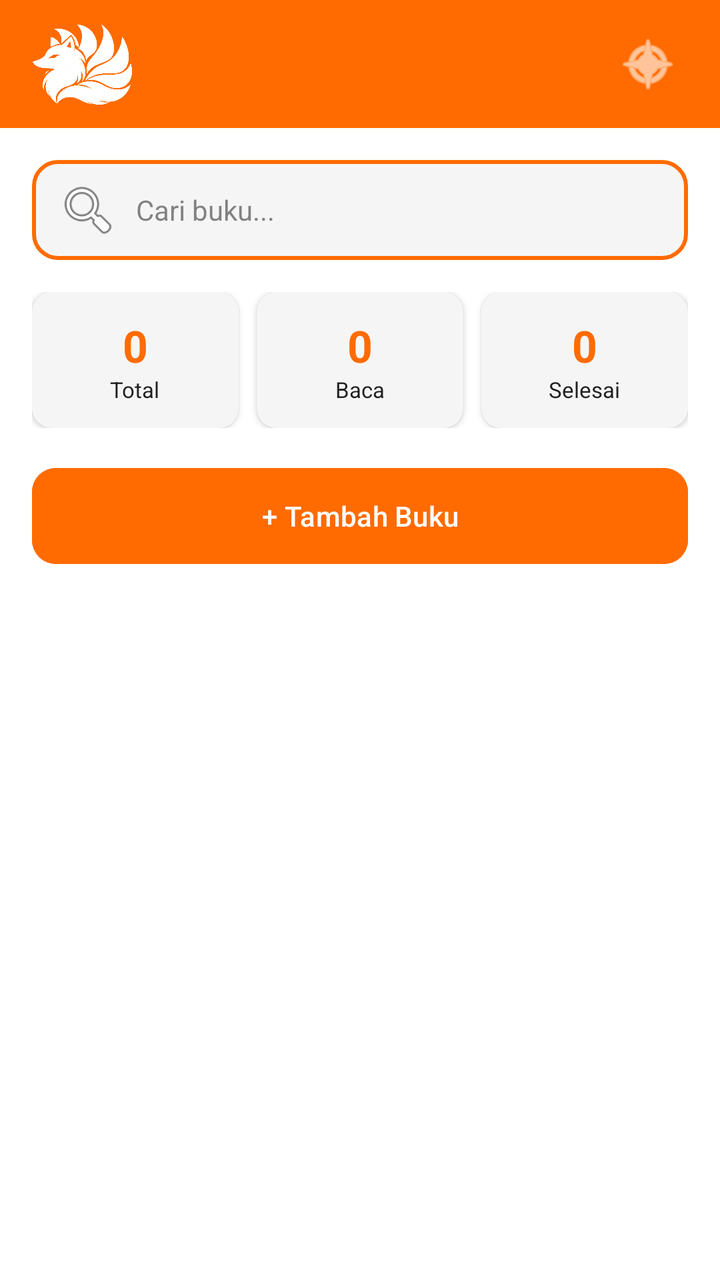
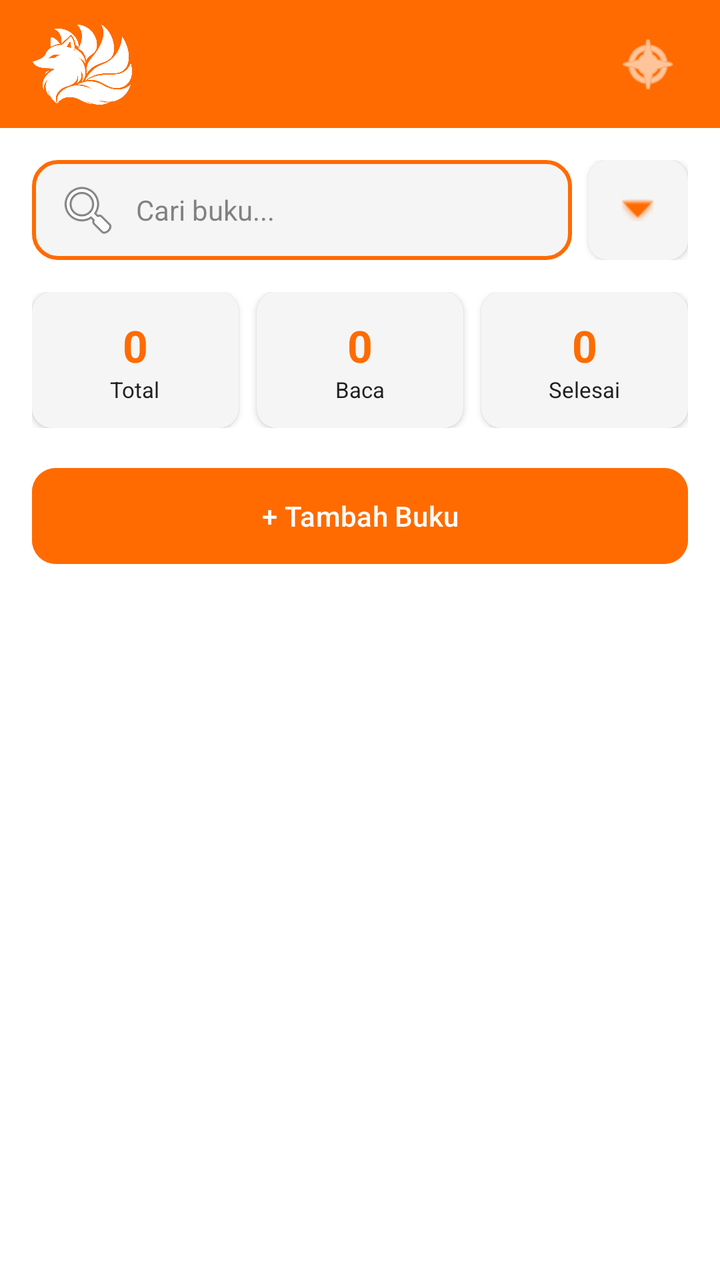

Before-and-after screenshots of an Android layout around one commit, followed by the original layout XML and the change that was made.
<!-- AndroidManifest.xml: application theme Theme.RABU -->
<!-- res/layout/activity_main.xml -->
<?xml version="1.0" encoding="utf-8"?>
<androidx.coordinatorlayout.widget.CoordinatorLayout
    xmlns:android="http://schemas.android.com/apk/res/android"
    xmlns:app="http://schemas.android.com/apk/res-auto"
    android:layout_width="match_parent"
    android:layout_height="match_parent"
    android:background="@color/app_background"
    android:fitsSystemWindows="true">

    
    <com.google.android.material.appbar.AppBarLayout
        android:layout_width="match_parent"
        android:layout_height="wrap_content"
        android:background="@color/primary_orange"
        app:elevation="0dp">

        <RelativeLayout
            android:layout_width="match_parent"
            android:layout_height="64dp"
            android:paddingHorizontal="16dp">

            
            <ImageView
                android:id="@+id/ivMainLogo"
                android:layout_width="51dp"
                android:layout_height="48dp"
                android:layout_alignParentStart="true"
                android:layout_centerVertical="true"
                android:contentDescription="Logo"
                android:src="@drawable/img_fox_line"
                app:tint="@color/white" />

            
            <ImageButton
                android:id="@+id/btnSettings"
                android:layout_width="40dp"
                android:layout_height="40dp"
                android:background="?attr/selectableItemBackgroundBorderless"
                android:src="@android:drawable/ic_menu_compass"
                android:layout_alignParentEnd="true"
                android:layout_centerVertical="true"
                app:tint="#FFFFFF"
                android:contentDescription="Settings" />

        </RelativeLayout>

    </com.google.android.material.appbar.AppBarLayout>

    
    <androidx.core.widget.NestedScrollView
        android:layout_width="match_parent"
        android:layout_height="match_parent"
        app:layout_behavior="@string/appbar_scrolling_view_behavior">

        <LinearLayout
            android:layout_width="match_parent"
            android:layout_height="wrap_content"
            android:orientation="vertical"
            android:paddingBottom="80dp">

            
            <EditText
                android:id="@+id/etSearch"
                android:layout_width="match_parent"
                android:layout_height="50dp"
                android:layout_margin="16dp"
                android:background="@drawable/bg_search"
                android:drawableStart="@android:drawable/ic_menu_search"
                android:drawablePadding="8dp"
                android:hint="Cari buku..."
                android:paddingHorizontal="12dp"
                android:textColor="#333333"
                android:textColorHint="#99333333"
                android:textSize="14sp"
                android:maxLines="1"
                android:singleLine="true"
                android:gravity="center_vertical"/>

            
            <LinearLayout
                android:layout_width="match_parent"
                android:layout_height="wrap_content"
                android:layout_marginHorizontal="16dp"
                android:orientation="horizontal">

                <androidx.cardview.widget.CardView
                    android:layout_width="0dp"
                    android:layout_height="wrap_content"
                    android:layout_marginEnd="6dp"
                    android:layout_weight="1"
                    app:cardCornerRadius="10dp"
                    app:cardElevation="2dp"
                    app:cardBackgroundColor="@color/app_surface">
                    <LinearLayout android:layout_width="match_parent" android:layout_height="wrap_content" android:orientation="vertical" android:padding="12dp" android:gravity="center">
                        <TextView android:id="@+id/tvTotalBuku" android:layout_width="wrap_content" android:layout_height="wrap_content" android:text="0" android:textSize="22sp" android:textStyle="bold" android:textColor="@color/primary_orange" />
                        <TextView android:layout_width="wrap_content" android:layout_height="wrap_content" android:text="Total" android:textSize="11sp" android:textColor="@color/app_text_main" />
                    </LinearLayout>
                </androidx.cardview.widget.CardView>

                <androidx.cardview.widget.CardView
                    android:layout_width="0dp"
                    android:layout_height="wrap_content"
                    android:layout_marginHorizontal="3dp"
                    android:layout_weight="1"
                    app:cardCornerRadius="10dp"
                    app:cardElevation="2dp"
                    app:cardBackgroundColor="@color/app_surface">
                    <LinearLayout android:layout_width="match_parent" android:layout_height="wrap_content" android:orientation="vertical" android:padding="12dp" android:gravity="center">
                        <TextView android:id="@+id/tvSedangBaca" android:layout_width="wrap_content" android:layout_height="wrap_content" android:text="0" android:textSize="22sp" android:textStyle="bold" android:textColor="@color/primary_orange" />
                        <TextView android:layout_width="wrap_content" android:layout_height="wrap_content" android:text="Baca" android:textSize="11sp" android:textColor="@color/app_text_main" />
                    </LinearLayout>
                </androidx.cardview.widget.CardView>

                <androidx.cardview.widget.CardView
                    android:layout_width="0dp"
                    android:layout_height="wrap_content"
                    android:layout_marginStart="6dp"
                    android:layout_weight="1"
                    app:cardCornerRadius="10dp"
                    app:cardElevation="2dp"
                    app:cardBackgroundColor="@color/app_surface">
                    <LinearLayout android:layout_width="match_parent" android:layout_height="wrap_content" android:orientation="vertical" android:padding="12dp" android:gravity="center">
                        <TextView android:id="@+id/tvSelesai" android:layout_width="wrap_content" android:layout_height="wrap_content" android:text="0" android:textSize="22sp" android:textStyle="bold" android:textColor="@color/primary_orange" />
                        <TextView android:layout_width="wrap_content" android:layout_height="wrap_content" android:text="Selesai" android:textSize="11sp" android:textColor="@color/app_text_main" />
                    </LinearLayout>
                </androidx.cardview.widget.CardView>
            </LinearLayout>

            <Button
                android:id="@+id/btnTambah"
                android:layout_width="match_parent"
                android:layout_height="56dp"
                android:layout_margin="16dp"
                android:backgroundTint="@color/primary_orange"
                android:text="+ Tambah Buku"
                android:textColor="@android:color/white"
                android:textAllCaps="false"
                app:cornerRadius="12dp" />

            <androidx.recyclerview.widget.RecyclerView
                android:id="@+id/recyclerBuku"
                android:layout_width="match_parent"
                android:layout_height="wrap_content"
                android:nestedScrollingEnabled="false"
                android:paddingHorizontal="16dp"
                android:clipToPadding="false" />

        </LinearLayout>
    </androidx.core.widget.NestedScrollView>

</androidx.coordinatorlayout.widget.CoordinatorLayout>
<!-- resources referenced by this layout -->
<resources>
  <color name="app_background">#FFFFFF</color>
  <color name="app_surface">#F5F5F5</color>
  <color name="app_text_main">#212121</color>
  <color name="primary_orange">#FF6B00</color>
  <color name="white">#FFFFFF</color>
  <!-- drawable bg_search (drawable) -->
  <?xml version="1.0" encoding="utf-8"?>
  <shape xmlns:android="http://schemas.android.com/apk/res/android"
      android:shape="rectangle">
  
      
      <solid android:color="@color/app_surface"/>
  
      
      <stroke
          android:width="2dp"
          android:color="@color/primary_orange"/>
  
      
      <corners android:radius="12dp"/>
  
      
      <padding
          android:left="12dp"
          android:right="12dp"
          android:top="8dp"
          android:bottom="8dp"/>
  </shape>
  <!-- drawable img_fox_line: png bitmap (drawable, 303162 bytes) -->
  <style name="Theme.RABU" parent="Base.Theme.RABU" />
  <style name="Base.Theme.RABU" parent="Theme.Material3.DayNight.NoActionBar">
          
          <item name="colorPrimary">@color/primary_orange</item>
          <item name="colorPrimaryVariant">@color/primary_orange_dark</item>
          <item name="colorSecondary">@color/primary_orange_light</item>
  
          
          <item name="android:statusBarColor">@color/app_background</item>
          <item name="android:windowLightStatusBar">true</item>
  
          
          <item name="android:windowBackground">@color/app_background</item>
      </style>
  <color name="primary_orange_dark">#E65100</color>
  <color name="primary_orange_light">#FFB74D</color>
</resources>

<!-- the commit's change to res/layout/activity_main.xml (unified diff, before → after) -->
@@ -12,7 +12,10 @@
         android:layout_width="match_parent"
         android:layout_height="wrap_content"
         android:background="@color/primary_orange"
-        app:elevation="0dp">
+        app:elevation="0dp"
+        app:liftOnScroll="false"
+        app:liftOnScrollColor="@color/primary_orange"
+        android:stateListAnimator="@null">
 
         <RelativeLayout
             android:layout_width="match_parent"
@@ -59,22 +62,51 @@
             android:paddingBottom="80dp">
 
             
-            <EditText
-                android:id="@+id/etSearch"
+            <LinearLayout
                 android:layout_width="match_parent"
-                android:layout_height="50dp"
+                android:layout_height="wrap_content"
+                android:orientation="horizontal"
                 android:layout_margin="16dp"
-                android:background="@drawable/bg_search"
-                android:drawableStart="@android:drawable/ic_menu_search"
-                android:drawablePadding="8dp"
-                android:hint="Cari buku..."
-                android:paddingHorizontal="12dp"
-                android:textColor="#333333"
-                android:textColorHint="#99333333"
-                android:textSize="14sp"
-                android:maxLines="1"
-                android:singleLine="true"
-                android:gravity="center_vertical"/>
+                android:gravity="center_vertical">
+
+                <EditText
+                    android:id="@+id/etSearch"
+                    android:layout_width="0dp"
+                    android:layout_height="50dp"
+                    android:layout_weight="1"
+                    android:background="@drawable/bg_search"
+                    android:drawableStart="@android:drawable/ic_menu_search"
+                    android:drawablePadding="8dp"
+                    android:hint="Cari buku..."
+                    android:paddingHorizontal="12dp"
+                    android:textColor="@color/app_text_main"
+                    android:textColorHint="#99333333"
+                    android:textSize="14sp"
+                    android:maxLines="1"
+                    android:singleLine="true"
+                    android:gravity="center_vertical"/>
+
+                <androidx.cardview.widget.CardView
+                    android:id="@+id/btnSort"
+                    android:layout_width="50dp"
+                    android:layout_height="50dp"
+                    android:layout_marginStart="8dp"
+                    app:cardCornerRadius="10dp"
+                    app:cardElevation="2dp"
+                    app:cardBackgroundColor="@color/app_surface"
+                    android:clickable="true"
+                    android:focusable="true"
+                    android:foreground="?attr/selectableItemBackground">
+
+                    <ImageView
+                        android:layout_width="wrap_content"
+                        android:layout_height="wrap_content"
+                        android:layout_gravity="center"
+                        android:src="@android:drawable/arrow_down_float"
+                        app:tint="@color/primary_orange" />
+                </androidx.cardview.widget.CardView>
+
+            </LinearLayout>
 
             
             <LinearLayout
